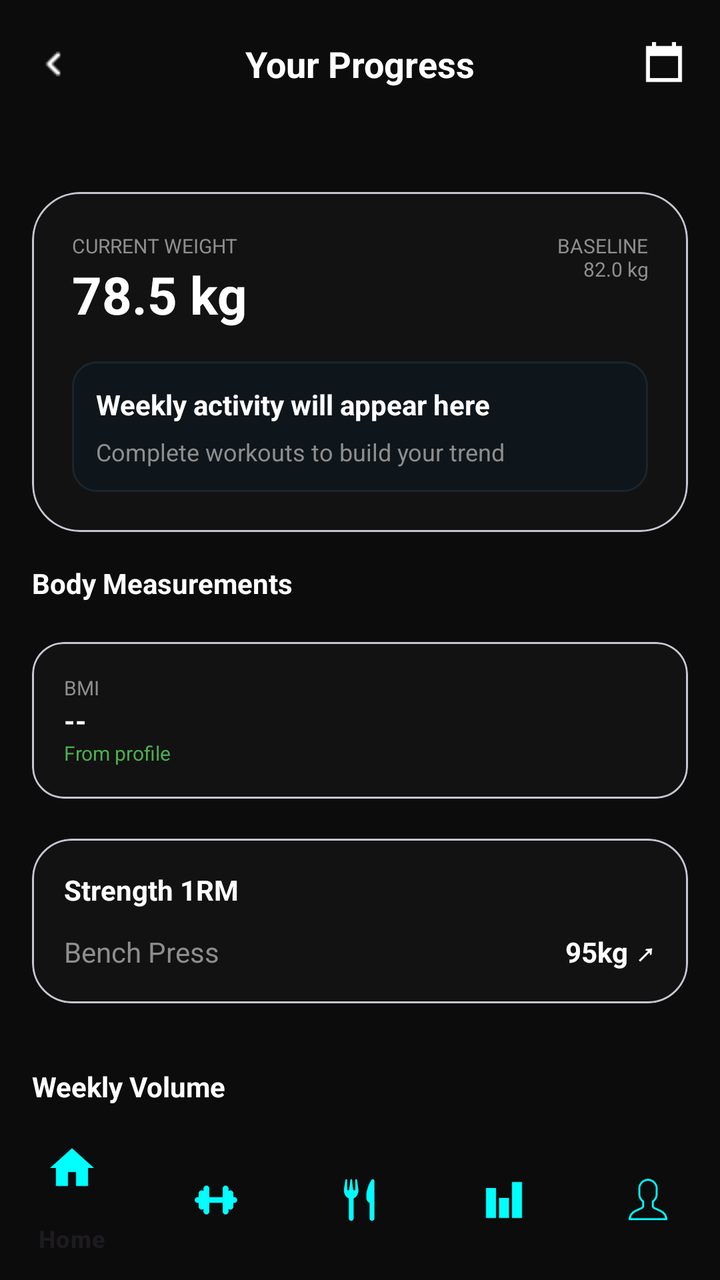
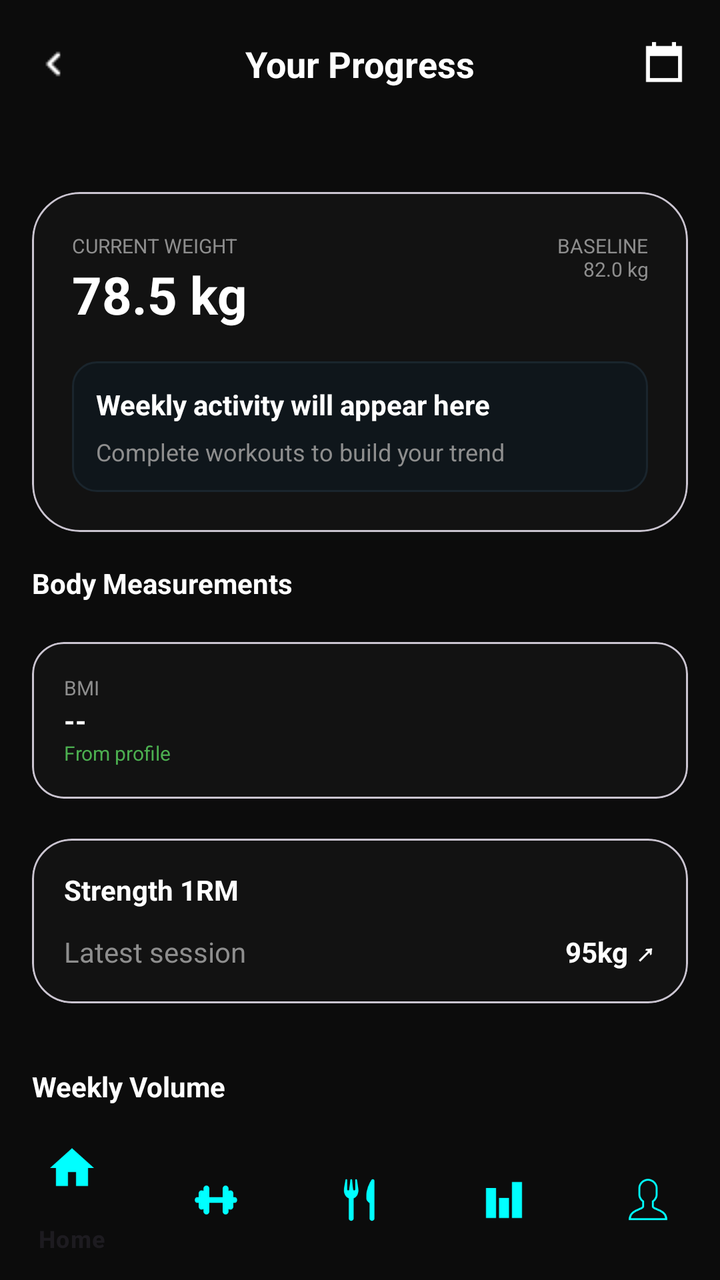

The first picture is an Android layout as it rendered before a commit; the second is the same layout after the commit. The layout source and the unified diff follow.
<!-- AndroidManifest.xml: application theme Theme.ProFitness -->
<!-- res/layout/activity_your_progress.xml -->
<androidx.constraintlayout.widget.ConstraintLayout xmlns:android="http://schemas.android.com/apk/res/android"
    xmlns:app="http://schemas.android.com/apk/res-auto"
    android:layout_width="match_parent"
    android:layout_height="match_parent"
    android:background="@color/bg_dark">

    <RelativeLayout
        android:id="@+id/header_progress"
        android:layout_width="0dp"
        android:layout_height="64dp"
        android:paddingHorizontal="16dp"
        app:layout_constraintTop_toTopOf="parent"
        app:layout_constraintStart_toStartOf="parent"
        app:layout_constraintEnd_toEndOf="parent">

        <ImageView
            android:id="@+id/btn_back"
            android:layout_width="24dp"
            android:layout_height="24dp"
            android:layout_centerVertical="true"
            android:src="@drawable/ic_back"
            app:tint="@color/white" />

        <TextView
            android:layout_width="wrap_content"
            android:layout_height="wrap_content"
            android:layout_centerInParent="true"
            android:text="Your Progress"
            android:textColor="@color/white"
            android:textSize="18sp"
            android:textStyle="bold" />

        <ImageView
            android:layout_width="24dp"
            android:layout_height="24dp"
            android:layout_alignParentEnd="true"
            android:layout_centerVertical="true"
            android:src="@drawable/ic_calendar"
            app:tint="@color/white" />
    </RelativeLayout>

    <ScrollView
        android:layout_width="0dp"
        android:layout_height="0dp"
        android:fillViewport="true"
        android:scrollbars="none"
        app:layout_constraintTop_toBottomOf="@id/header_progress"
        app:layout_constraintBottom_toTopOf="@id/bottom_navigation"
        app:layout_constraintStart_toStartOf="parent"
        app:layout_constraintEnd_toEndOf="parent">

        <LinearLayout
            android:layout_width="match_parent"
            android:layout_height="wrap_content"
            android:orientation="vertical"
            android:paddingBottom="40dp">

            <com.google.android.material.button.MaterialButtonToggleGroup
                android:layout_width="match_parent"
                android:layout_height="wrap_content"
                android:layout_margin="16dp"
                app:singleSelection="true">
                <Button android:id="@+id/btn_week" style="?attr/materialButtonOutlinedStyle" android:layout_width="0dp" android:layout_weight="1" android:text="Week" android:textColor="@color/white" app:backgroundTint="@color/neon_cyan"/>
                <Button style="?attr/materialButtonOutlinedStyle" android:layout_width="0dp" android:layout_weight="1" android:text="Month" android:textColor="@color/text_gray"/>
                <Button style="?attr/materialButtonOutlinedStyle" android:layout_width="0dp" android:layout_weight="1" android:text="3 Months" android:textColor="@color/text_gray"/>
                <Button style="?attr/materialButtonOutlinedStyle" android:layout_width="0dp" android:layout_weight="1" android:text="Year" android:textColor="@color/text_gray"/>
            </com.google.android.material.button.MaterialButtonToggleGroup>

            <com.google.android.material.card.MaterialCardView
                android:layout_width="match_parent"
                android:layout_height="wrap_content"
                android:layout_marginHorizontal="16dp"
                app:cardBackgroundColor="@color/card_bg"
                app:cardCornerRadius="24dp">
                <LinearLayout android:padding="20dp" android:orientation="vertical" android:layout_width="match_parent" android:layout_height="wrap_content">
                    <RelativeLayout android:layout_width="match_parent" android:layout_height="wrap_content">
                        <TextView android:id="@+id/t1" android:layout_width="wrap_content" android:layout_height="wrap_content" android:text="CURRENT WEIGHT" android:textColor="@color/text_gray" android:textSize="10sp"/>
                        <TextView android:id="@+id/tv_current_weight" android:layout_width="wrap_content" android:layout_height="wrap_content" android:layout_below="@id/t1" android:text="78.5 kg" android:textColor="@color/white" android:textSize="26sp" android:textStyle="bold"/>
                        <TextView android:id="@+id/tv_start_weight" android:layout_width="wrap_content" android:layout_height="wrap_content" android:layout_alignParentEnd="true" android:text="BASELINE\n82.0 kg" android:gravity="end" android:textColor="@color/text_gray" android:textSize="10sp"/>
                    </RelativeLayout>
                    <LinearLayout android:layout_width="match_parent" android:layout_height="wrap_content" android:layout_marginTop="16dp" android:orientation="vertical" android:background="@drawable/input_bg_dark" android:padding="12dp">
                        <TextView android:id="@+id/tv_activity_summary" android:layout_width="match_parent" android:layout_height="wrap_content" android:text="Weekly activity will appear here" android:textColor="@color/white" android:textStyle="bold" android:textSize="14sp"/>
                        <TextView android:id="@+id/tv_activity_detail" android:layout_width="match_parent" android:layout_height="wrap_content" android:layout_marginTop="6dp" android:text="Complete workouts to build your trend" android:textColor="@color/text_gray" android:textSize="12sp"/>
                    </LinearLayout>
                </LinearLayout>
            </com.google.android.material.card.MaterialCardView>

            <TextView android:layout_width="wrap_content" android:layout_height="wrap_content" android:text="Body Measurements" android:textColor="@color/white" android:textStyle="bold" android:layout_margin="16dp"/>
            <GridLayout android:layout_width="match_parent" android:layout_height="wrap_content" android:columnCount="2" android:paddingHorizontal="12dp">
                <com.google.android.material.card.MaterialCardView android:layout_width="0dp" android:layout_height="wrap_content" android:layout_columnWeight="1" android:layout_margin="4dp" app:cardBackgroundColor="@color/card_bg" app:cardCornerRadius="16dp">
                    <LinearLayout android:padding="16dp" android:orientation="vertical" android:layout_width="match_parent" android:layout_height="wrap_content">
                        <TextView android:id="@+id/tv_metric_label" android:layout_width="wrap_content" android:layout_height="wrap_content" android:text="BMI" android:textColor="@color/text_gray" android:textSize="10sp"/>
                        <TextView android:id="@+id/tv_metric_value" android:layout_width="wrap_content" android:layout_height="wrap_content" android:text="--" android:textColor="@color/white" android:textStyle="bold"/>
                        <TextView android:id="@+id/tv_metric_delta" android:layout_width="wrap_content" android:layout_height="wrap_content" android:text="From profile" android:textColor="@color/positive_green" android:textSize="10sp"/>
                    </LinearLayout>
                </com.google.android.material.card.MaterialCardView>
            </GridLayout>

            <com.google.android.material.card.MaterialCardView android:id="@+id/card_strength_focus" android:layout_width="match_parent" android:layout_height="wrap_content" android:layout_margin="16dp" app:cardBackgroundColor="@color/card_bg" app:cardCornerRadius="20dp">
                <LinearLayout android:padding="16dp" android:orientation="vertical" android:layout_width="match_parent" android:layout_height="wrap_content">
                    <TextView android:layout_width="wrap_content" android:layout_height="wrap_content" android:text="Strength 1RM" android:textColor="@color/white" android:textStyle="bold" android:layout_marginBottom="12dp"/>
                    <RelativeLayout android:layout_width="match_parent" android:layout_height="wrap_content">
                        <TextView android:layout_width="wrap_content" android:layout_height="wrap_content" android:text="Bench Press" android:textColor="@color/text_gray"/>
                        <TextView android:id="@+id/tv_strength_value" android:layout_width="wrap_content" android:layout_height="wrap_content" android:layout_alignParentEnd="true" android:text="95kg ↗" android:textColor="@color/white" android:textStyle="bold"/>
                    </RelativeLayout>
                </LinearLayout>
            </com.google.android.material.card.MaterialCardView>

            <TextView android:layout_width="wrap_content" android:layout_height="wrap_content" android:text="Weekly Volume" android:textColor="@color/white" android:textStyle="bold" android:layout_margin="16dp"/>
            <LinearLayout android:layout_width="match_parent" android:layout_height="120dp" android:gravity="bottom" android:orientation="horizontal" android:paddingHorizontal="16dp" android:layout_marginBottom="16dp">
                <View android:id="@+id/bar_week_1" android:layout_width="0dp" android:layout_height="40dp" android:layout_weight="1" android:layout_margin="4dp" android:background="#1A3A3A"/>
                <View android:id="@+id/bar_week_2" android:layout_width="0dp" android:layout_height="70dp" android:layout_weight="1" android:layout_margin="4dp" android:background="#1A3A3A"/>
                <View android:id="@+id/bar_week_3" android:layout_width="0dp" android:layout_height="110dp" android:layout_weight="1" android:layout_margin="4dp" android:background="@color/neon_cyan"/>
                <View android:id="@+id/bar_week_4" android:layout_width="0dp" android:layout_height="50dp" android:layout_weight="1" android:layout_margin="4dp" android:background="#1A3A3A"/>
            </LinearLayout>

            <TextView android:layout_width="wrap_content" android:layout_height="wrap_content" android:text="Recent Achievements" android:textColor="@color/white" android:textStyle="bold" android:layout_margin="16dp"/>
            <HorizontalScrollView android:layout_width="match_parent" android:layout_height="wrap_content" android:scrollbars="none">
                <LinearLayout android:layout_width="wrap_content" android:layout_height="wrap_content" android:orientation="horizontal" android:paddingHorizontal="16dp">
                    <com.google.android.material.card.MaterialCardView android:id="@+id/card_elite_plan" android:layout_width="140dp" android:layout_height="wrap_content" android:layout_marginEnd="12dp" app:cardBackgroundColor="@color/card_bg" app:cardCornerRadius="20dp">
                        <LinearLayout android:padding="16dp" android:gravity="center" android:orientation="vertical" android:layout_width="match_parent" android:layout_height="wrap_content">
                            <ImageView android:layout_width="40dp" android:layout_height="40dp" android:src="@drawable/ic_medal" app:tint="@color/neon_cyan" android:background="@drawable/circle_bg_teal" android:padding="8dp"/>
                            <TextView android:id="@+id/tv_recent_achievement" android:layout_width="wrap_content" android:layout_height="wrap_content" android:text="10 Workouts" android:textColor="@color/white" android:textStyle="bold" android:layout_marginTop="8dp"/>
                        </LinearLayout>
                    </com.google.android.material.card.MaterialCardView>
                </LinearLayout>
            </HorizontalScrollView>

        </LinearLayout>
    </ScrollView>

    <com.google.android.material.bottomnavigation.BottomNavigationView
        android:id="@+id/bottom_navigation"
        android:layout_width="0dp"
        android:layout_height="wrap_content"
        android:background="@color/bg_dark"
        app:itemIconTint="@color/neon_cyan"
        app:menu="@menu/bottom_nav_menu"
        app:layout_constraintBottom_toBottomOf="parent"
        app:layout_constraintStart_toStartOf="parent"
        app:layout_constraintEnd_toEndOf="parent" />

</androidx.constraintlayout.widget.ConstraintLayout>
<!-- resources referenced by this layout -->
<resources>
  <color name="bg_dark">#0C0C0C</color>
  <color name="card_bg">#121212</color>
  <color name="neon_cyan">#00FFFF</color>
  <color name="positive_green">#4CAF50</color>
  <color name="text_gray">#8E8E8E</color>
  <color name="white">#FFFFFF</color>
  <!-- drawable circle_bg_teal (drawable) -->
  <shape xmlns:android="http://schemas.android.com/apk/res/android" android:shape="oval">
      <solid android:color="#1A00FFFF" /> </shape>
  <!-- drawable ic_back: png bitmap (drawable, 184 bytes) -->
  <!-- drawable ic_calendar: png bitmap (drawable, 543 bytes) -->
  <!-- drawable ic_medal: png bitmap (drawable, 5845 bytes) -->
  <!-- drawable input_bg_dark (drawable) -->
  <shape xmlns:android="http://schemas.android.com/apk/res/android">
      <solid android:color="#0F161B" />
      <corners android:radius="12dp" />
      <stroke android:width="1dp" android:color="#1A252D" />
  </shape>
  <style name="Theme.ProFitness" parent="android:Theme.Material.Light.NoActionBar" />
</resources>

<!-- the commit's change to res/layout/activity_your_progress.xml (unified diff, before → after) -->
@@ -100,7 +100,7 @@
                 <LinearLayout android:padding="16dp" android:orientation="vertical" android:layout_width="match_parent" android:layout_height="wrap_content">
                     <TextView android:layout_width="wrap_content" android:layout_height="wrap_content" android:text="Strength 1RM" android:textColor="@color/white" android:textStyle="bold" android:layout_marginBottom="12dp"/>
                     <RelativeLayout android:layout_width="match_parent" android:layout_height="wrap_content">
-                        <TextView android:layout_width="wrap_content" android:layout_height="wrap_content" android:text="Bench Press" android:textColor="@color/text_gray"/>
+                        <TextView android:layout_width="wrap_content" android:layout_height="wrap_content" android:text="Latest session" android:textColor="@color/text_gray"/>
                         <TextView android:id="@+id/tv_strength_value" android:layout_width="wrap_content" android:layout_height="wrap_content" android:layout_alignParentEnd="true" android:text="95kg ↗" android:textColor="@color/white" android:textStyle="bold"/>
                     </RelativeLayout>
                 </LinearLayout>
